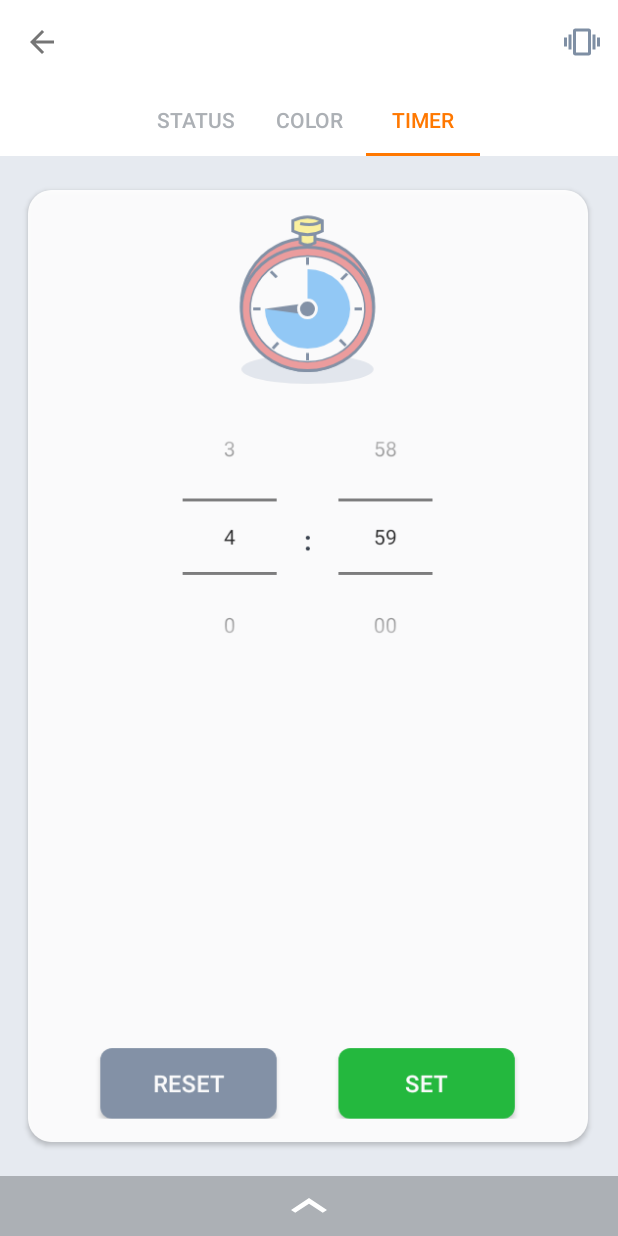
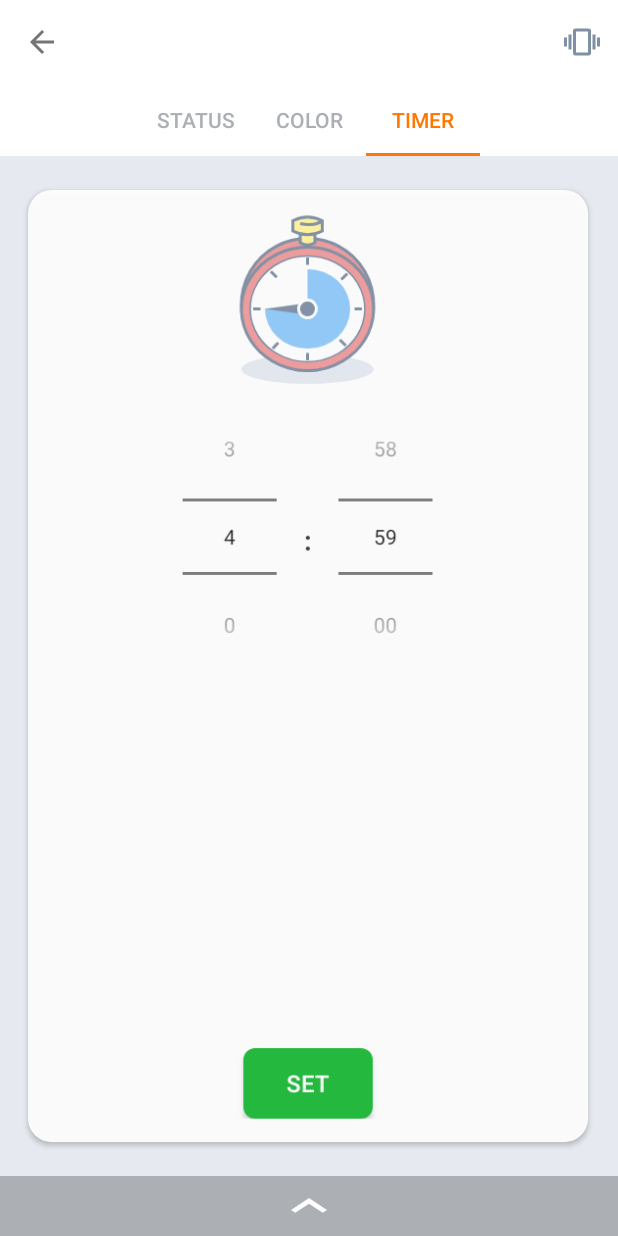
Before and after one commit to MakenL/SmartConnect, an Android app: the LampDevice screen opened directly, with no data from a screen before it, tab 3 chosen, on a phone screen of 412 x 824 dp. Run offline under Robolectric (Android 15) with nearby library versions, the phone set to English and light mode, and no system bars.

Commit message:
Добавлена поддержка русского и украинского языков. Внесены косметические изменения в дизайн фрагментов и диалогов.

```diff
--- a/app/build.gradle
+++ b/app/build.gradle
@@ -8,8 +8,8 @@ android {
         applicationId "com.embedhome.btlamp"
         minSdkVersion 17
         targetSdkVersion 25
-        versionCode 1
-        versionName "1.0"
+        versionCode 5
+        versionName "1.1"
         vectorDrawables.useSupportLibrary = true
     }
     buildTypes {
--- a/app/src/main/java/com/embedhome/btlamp/LampDevice.java
+++ b/app/src/main/java/com/embedhome/btlamp/LampDevice.java
@@ -29,7 +29,6 @@ public class LampDevice extends Fragment {
     private NumberPicker hour_ind;
     private NumberPicker min_ind;
     private Button settimer_button;
-    private Button clrtimer_button;
 
     private OnEventListener listeren;
 
@@ -116,14 +115,6 @@ public class LampDevice extends Fragment {
                         listeren.onSetTimer(hour_ind.getValue(), min_ind.getValue());
                     }
                 });
-                clrtimer_button = (Button) rootView.findViewById(R.id.lamp_clrtimer_button);
-                clrtimer_button.setOnClickListener(new View.OnClickListener() {
-                    @Override
-                    public void onClick(View v) {
-                        listeren.onSetTimer(0, 0);
-                    }
-                });
-
                 break;
         }
 
--- a/app/src/main/res/layout/about_lamp.xml
+++ b/app/src/main/res/layout/about_lamp.xml
@@ -23,7 +23,9 @@
             android:layout_height="wrap_content"
             app:srcCompat="@drawable/ic_arrow_up_32dp"
             android:layout_centerHorizontal="true"
-            android:layout_centerVertical="true" />
+            android:layout_centerVertical="true"
+            android:contentDescription=""
+            tools:ignore="ContentDescription" />
 
     </RelativeLayout>
 
@@ -54,7 +56,8 @@
             android:layout_height="3dp"
             app:srcCompat="@drawable/ic_line_separator"
             android:layout_below="@+id/lamp_about_text"
-            android:layout_alignParentStart="true" />
+            android:layout_alignParentStart="true"
+            tools:ignore="ContentDescription" />
 
         <TextView
             android:id="@+id/lamp_about_name"
@@ -66,7 +69,7 @@
             android:layout_marginTop="8dp"
             android:layout_below="@+id/lamp_about_separator1"
             android:layout_alignParentStart="true"
-            tools:text="Device name : LIGHT" />
+            tools:text="@string/textDeviceName" />
 
         <TextView
             android:id="@+id/lamp_about_addr"
@@ -77,7 +80,7 @@
             android:layout_marginStart="8dp"
             android:layout_below="@+id/lamp_about_name"
             android:layout_alignParentStart="true"
-            tools:text="Device addres : 00:15:FF:F2:19:4C" />
+            tools:text="@string/textDeviceAddr" />
 
         <TextView
             android:id="@+id/lamp_about_version"
@@ -87,7 +90,7 @@
             android:textColor="@color/colorTextPrimary"
             android:layout_below="@+id/lamp_about_addr"
             android:layout_alignStart="@+id/lamp_about_addr"
-            tools:text="Hardware version : 1.4 /05.2016/" />
+            tools:text="@string/textDeviceVer" />
 
         <TextView
             android:id="@+id/lamp_connecting_text"
@@ -106,7 +109,8 @@
             android:layout_height="3dp"
             app:srcCompat="@drawable/ic_line_separator"
             android:layout_below="@+id/lamp_connecting_text"
-            android:layout_alignParentStart="true" />
+            android:layout_alignParentStart="true"
+            tools:ignore="ContentDescription" />
 
         <TextView
             android:id="@+id/lamp_about_tx_packeges"
@@ -118,7 +122,7 @@
             android:layout_alignParentStart="true"
             android:layout_marginStart="8dp"
             android:layout_marginTop="8dp"
-            tools:text="Transmitted packages - 100" />
+            tools:text="@string/textTxPackages" />
 
         <TextView
             android:id="@+id/lamp_about_rx_packeges"
@@ -128,7 +132,7 @@
             android:textColor="@color/colorTextPrimary"
             android:layout_below="@+id/lamp_about_tx_packeges"
             android:layout_alignStart="@+id/lamp_about_tx_packeges"
-            tools:text="Received packages - 85" />
+            tools:text="@string/textRxPackages" />
 
         <TextView
             android:id="@+id/lamp_about_err_packeges"
@@ -138,7 +142,7 @@
             android:textColor="@color/colorTextPrimary"
             android:layout_below="@+id/lamp_about_rx_packeges"
             android:layout_alignStart="@+id/lamp_about_rx_packeges"
-            tools:text="Error packages - 0" />
+            tools:text="@string/textErrPackages" />
 
     </RelativeLayout>
 
--- a/app/src/main/res/layout/dialog_connect.xml
+++ b/app/src/main/res/layout/dialog_connect.xml
@@ -58,7 +58,7 @@
         android:layout_centerHorizontal="true"
         android:alpha="0"
         android:visibility="invisible"
-        tools:text="OOPS!"
+        tools:text="@string/textErrorOops"
         tools:alpha="1"
         tools:visibility="visible" />
 
@@ -97,7 +97,7 @@
         android:layout_width="wrap_content"
         android:layout_height="wrap_content"
         style="@style/Base.Widget.AppCompat.Button.Borderless"
-        android:textColor="@color/colorTextSecondary"
+        android:textColor="@color/colorTextAccent"
         android:layout_below="@+id/connect_dialog_pbutton"
         android:layout_centerHorizontal="true"
         android:alpha="0"
--- a/app/src/main/res/layout/fragment_color.xml
+++ b/app/src/main/res/layout/fragment_color.xml
@@ -57,7 +57,7 @@
 
         <Button
             android:id="@+id/lamp_color_button"
-            android:layout_width="@dimen/dimenButtonWidth"
+            android:layout_width="wrap_content"
             android:layout_height="wrap_content"
             android:text="@string/actionTextSet"
             style="@style/styleActionAccentButton"
--- a/app/src/main/res/layout/fragment_status.xml
+++ b/app/src/main/res/layout/fragment_status.xml
@@ -24,7 +24,7 @@
 
         <Button
             android:id="@+id/lamp_enable_button"
-            android:layout_width="@dimen/dimenButtonWidth"
+            android:layout_width="wrap_content"
             android:layout_height="wrap_content"
             android:text="@string/actionTextEnable"
             style="@style/styleActionAccentButton"
@@ -38,7 +38,7 @@
             android:textSize="18sp"
             android:textColor="@color/colorTextPrimary"
             android:layout_marginTop="16dp"
-            tools:text="BATTERY 3.7V"
+            tools:text="@string/textFormatPowerBattery"
             android:layout_alignParentTop="true"
             android:layout_alignEnd="@+id/lamp_enable_ind" />
 
@@ -48,7 +48,7 @@
             android:layout_height="wrap_content"
             android:textSize="18sp"
             android:textColor="@color/colorTextInactive"
-            tools:text="0h : 00min"
+            tools:text="@string/textFormatTimer"
             android:layout_alignBottom="@+id/lamp_enable_ind"
             android:layout_centerHorizontal="true" />
 
--- a/app/src/main/res/layout/fragment_timer.xml
+++ b/app/src/main/res/layout/fragment_timer.xml
@@ -48,22 +48,13 @@
             android:textStyle="normal|bold" />
 
         <Button
-            android:id="@+id/lamp_clrtimer_button"
-            android:layout_width="@dimen/dimenButtonWidth"
-            android:layout_height="wrap_content"
-            android:text="@string/actionTextReset"
-            style="@style/styleActionButton"
-            android:layout_alignParentBottom="true"
-            android:layout_alignEnd="@+id/lamp_hour_timer" />
-
-        <Button
             android:id="@+id/lamp_settimer_button"
-            android:layout_width="@dimen/dimenButtonWidth"
+            android:layout_width="wrap_content"
             android:layout_height="wrap_content"
             android:text="@string/actionTextSet"
             style="@style/styleActionAccentButton"
             android:layout_alignParentBottom="true"
-            android:layout_alignStart="@+id/lamp_min_timer" />
+            android:layout_centerHorizontal="true" />
 
     </RelativeLayout>
 </android.support.v7.widget.CardView>
--- a/app/src/main/res/values/buttons.xml
+++ b/app/src/main/res/values/buttons.xml
@@ -1,7 +1,6 @@
 <?xml version="1.0" encoding="utf-8"?>
 <resources>
 
-    <dimen name="dimenButtonWidth">120dp</dimen>
     <dimen name="dimenButtonRadius">8dp</dimen>
     <dimen name="dimenButtonPaddingTopBottom">8dp</dimen>
     <dimen name="dimenButtonPaddingLeftRight">16dp</dimen>
--- a/app/src/main/res/values/strings.xml
+++ b/app/src/main/res/values/strings.xml
@@ -10,8 +10,8 @@
     <string name="messageConnectError">Can not connect to device. May be the device turned off or outside the range of receiving.</string>
     <string name="messageSmartDeviceConnectError">Can not connect to device. The device is not a SmartConnect device.</string>
     <string name="messageAppQuit">Do you want exit from application?</string>
-    <string name="messageDisconnect">Do you want disconnect from device?</string>
-    <string name="messageDisableBtDevice">disable bluetooth in the device</string>
+    <string name="messageDisconnect">Do you want disconnect from lamp?</string>
+    <string name="messageDisableBtDevice">disable bluetooth in the lamp</string>
     <string name="messageDeviceConnect" formatted="false">Connecting to %s ..</string>
 
     <string name="textErrorOops">OOPS!</string>
@@ -35,7 +35,7 @@
     <string name="textTimer">TIMER</string>
     <string name="textTimeDevider">:</string>
 
-    <string name="textAboutDevice">About</string>
+    <string name="textAboutDevice">About lamp</string>
     <string name="textConnectStatus">Connecting</string>
 
     <string name="textFormatPercent" formatted="false">%3.0f%%</string>
```
Also changed, not shown: 2 other files.
